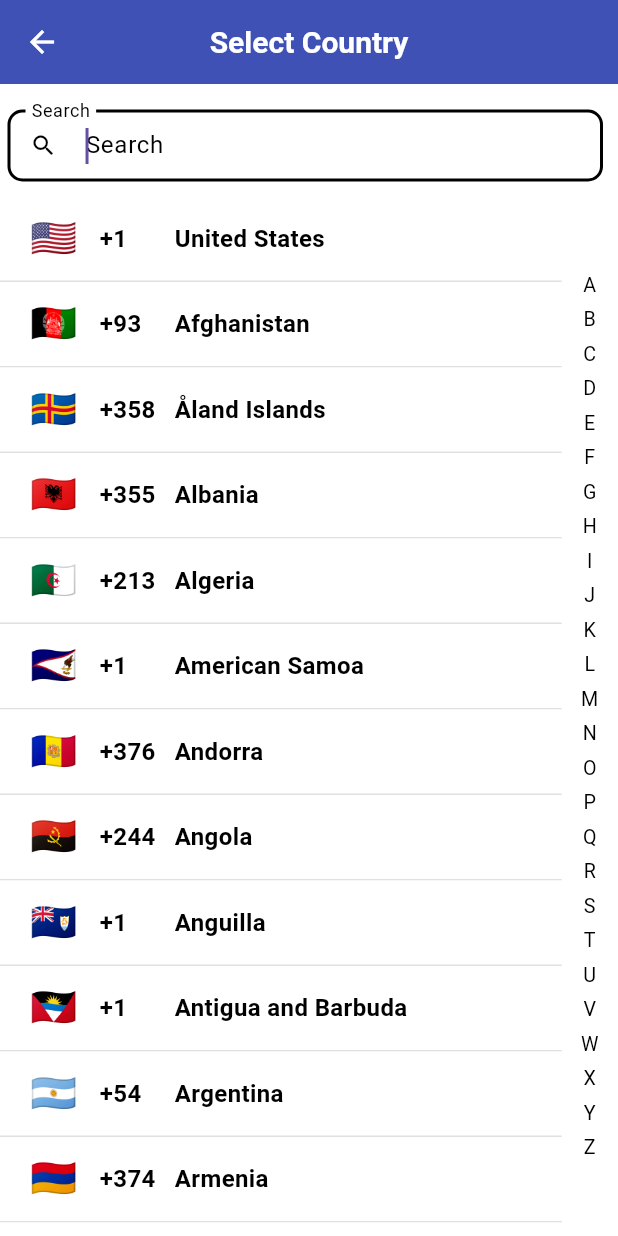
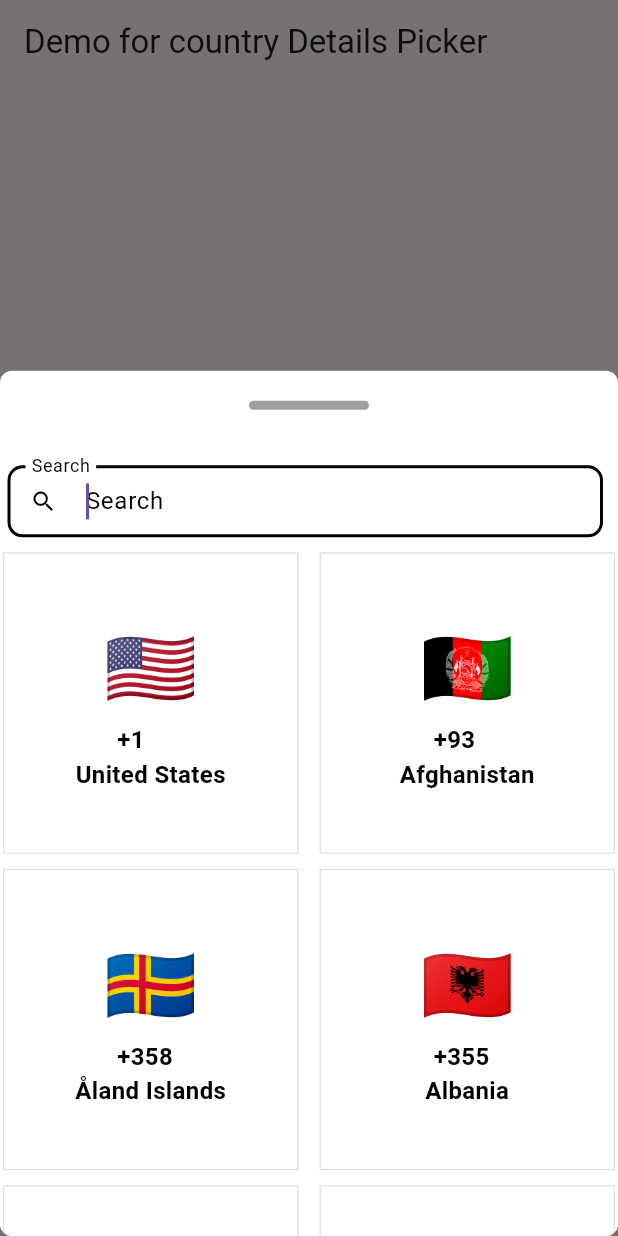
Before and after one commit to shirsh94/country_picker_pro, a Flutter app: the screen it shows after launch, after a tap on "Country Picker", on a phone screen of 412 x 824 dp. Run offline on Flutter 3.47's test engine with Material 3 defaults, Android fonts, the phone set to English and light mode, and no system bars.

Commit message:
Add bottomsheet view

```diff
--- a/example/lib/main.dart
+++ b/example/lib/main.dart
@@ -75,6 +75,9 @@ class MainPage extends StatelessWidget {
           onPressed: () {
             CountrySelector(
                 context: context,
+                viewType: ViewType.bottomsheet,
+                showDragBar: true,
+                borderRadius: 8,
                 countryPreferred: <String>['US'],
                 showPhoneCode: true,
                 appBarTitle: "Select Country",
@@ -107,7 +110,7 @@ class MainPage extends StatelessWidget {
                       'Select country display name: ${country.displayName}');
                   debugPrint('Select country e164Key: ${country.e164Key}');
                 },
-                listType: ListType.list,
+                listType: ListType.grid,
                 appBarBackgroundColour: Colors.indigo,
                 appBarFontSize: 20,
                 appBarFontStyle: FontStyle.normal,
--- a/lib/src/controllers/country_selector.dart
+++ b/lib/src/controllers/country_selector.dart
@@ -13,6 +13,12 @@ export 'country_provider.dart';
 enum ListType {
   list, // Display as a list.
   grid, // Display as a grid.
+}
+
+enum ViewType {
+  screen, // Display in new screen.
+  //popup, // Display inside a popup in current screen.
+  bottomsheet, // Display inside a bottomsheet in current screen.
 }
 
 /// Utility class containing helper methods.
@@ -34,6 +40,7 @@ extension StringExtensions on String {
 void CountrySelector({
   required BuildContext context,
   required ValueChanged<Country> onSelect,
+  ViewType? viewType = ViewType.screen,
   VoidCallback? onClosed,
   List<String>? countryPreferred,
   List<String>? remove,
@@ -71,6 +78,9 @@ void CountrySelector({
   EdgeInsetsGeometry? searchBoxPadding,
   ListType listType = ListType.list,
   bool alphabetScrollEnabledWidget = true,
+  bool showDragBar = true,
+  Widget? customDragBar,
+  double? borderRadius,
 }) {
   // Assert that either remove or countrySorter is provided, not both.
   assert(
@@ -80,6 +90,10 @@ void CountrySelector({
   // Call the showCountryListView function with the provided parameters.
   showCountryListView(
     context: context,
+    viewType: viewType,
+    showDragBar: showDragBar,
+    customDragBar: customDragBar,
+    borderRadius: borderRadius,
     onSelect: onSelect,
     onClosed: onClosed,
     remove: remove,
--- a/lib/src/view/country_view.dart
+++ b/lib/src/view/country_view.dart
@@ -21,6 +21,7 @@ class CountryThemeData {
 void showCountryListView({
   required BuildContext context,
   required ValueChanged<Country> onSelect,
+  ViewType? viewType = ViewType.screen,
   VoidCallback? onClosed,
   List<String>? countryPreferred,
   List<String>? remove,
@@ -50,6 +51,9 @@ void showCountryListView({
   Color? dividerColour,
   ListType listType = ListType.list,
   Color? searchBarBackgroundColor,
+  double? borderRadius,
+  bool showDragBar = true,
+  Widget? customDragBar,
   Color? searchBarTextColor,
   Color? searchBarBorderColor,
   Color? searchBarOuterBackgroundColor,
@@ -60,6 +64,77 @@ void showCountryListView({
   bool alphabetScrollEnabledWidget =
       true, //This feature currently not support for grid list.
 }) {
+  if (viewType == ViewType.bottomsheet) {
+    showModalBottomSheet<void>(
+        context: context,
+        isScrollControlled: true,
+        isDismissible: true,
+        enableDrag: true,
+        clipBehavior: Clip.hardEdge,
+        backgroundColor: Colors.white,
+        shape: RoundedRectangleBorder(
+            borderRadius: BorderRadius.all(Radius.circular(borderRadius ?? 0))),
+        showDragHandle: false,
+        builder: (BuildContext context) {
+          return DraggableScrollableSheet(
+              expand: false,
+              initialChildSize: 0.7,
+              minChildSize: 0.2,
+              maxChildSize: 0.8,
+              // controller: DraggableScrollableController(),
+              builder: (context, scrollController) {
+                return Column(
+                  children: [
+                    if (viewType == ViewType.bottomsheet && showDragBar)
+                      customDragBar ??
+                          Container(
+                            // padding: const EdgeInsets.symmetric(vertical: 20),
+                            margin: const EdgeInsets.symmetric(vertical: 20),
+                            decoration: BoxDecoration(
+                                color: Colors.grey,
+                                borderRadius: BorderRadius.circular(8)),
+                            height: 6,
+                            width: 80,
+                          ),
+                    Expanded(
+                      child: Container(
+                        child: _viewData(
+                            context,
+                            onSelect,
+                            countryPreferred,
+                            remove,
+                            countrySorter,
+                            showPhoneCode,
+                            countryTheme,
+                            searchBarAutofocus,
+                            showWorldWide,
+                            showSearchBox,
+                            customFlagBuilder,
+                            countryTextColour,
+                            countryTitleSize,
+                            countryFontWeight,
+                            countryFontStyle,
+                            backgroundColour,
+                            appBarBackgroundColour,
+                            dividerColour,
+                            listType,
+                            searchBarBackgroundColor,
+                            searchBarTextColor,
+                            searchBarBorderColor,
+                            searchBarOuterBackgroundColor,
+                            searchBarBorderWidth,
+                            searchBarIcon,
+                            searchBoxPadding,
+                            searchBarHintColor,
+                            alphabetScrollEnabledWidget),
+                      ),
+                    ),
+                  ],
+                );
+              });
+        });
+    return;
+  }
   Navigator.of(context)
       .push(
     MaterialPageRoute(
```
